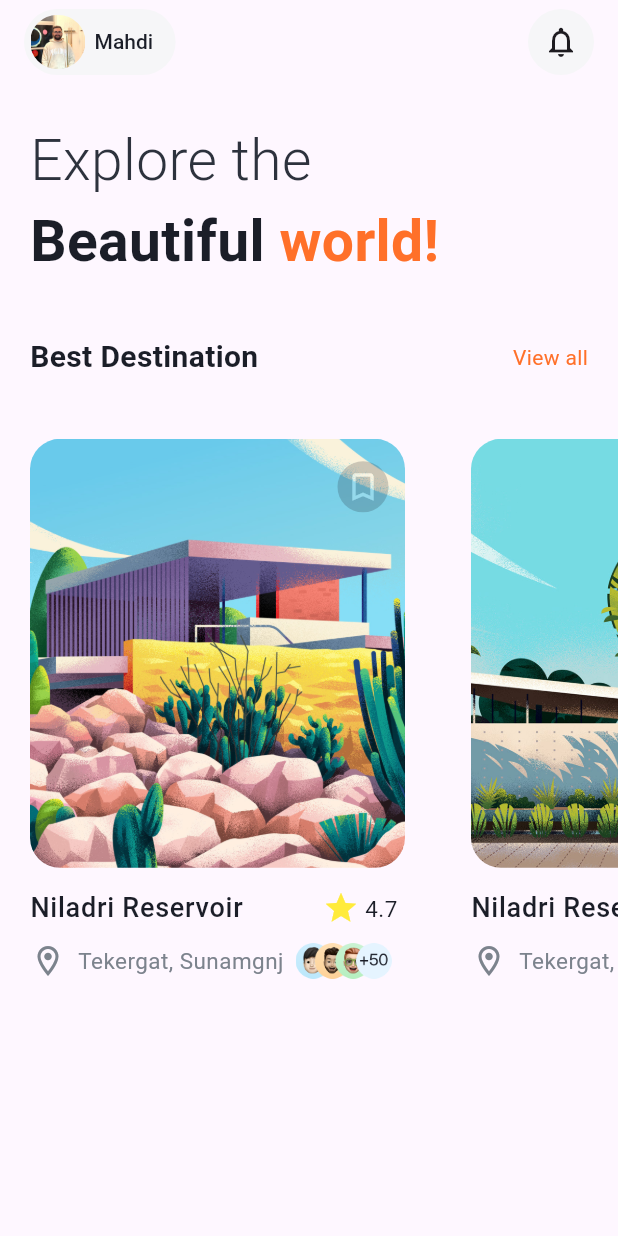
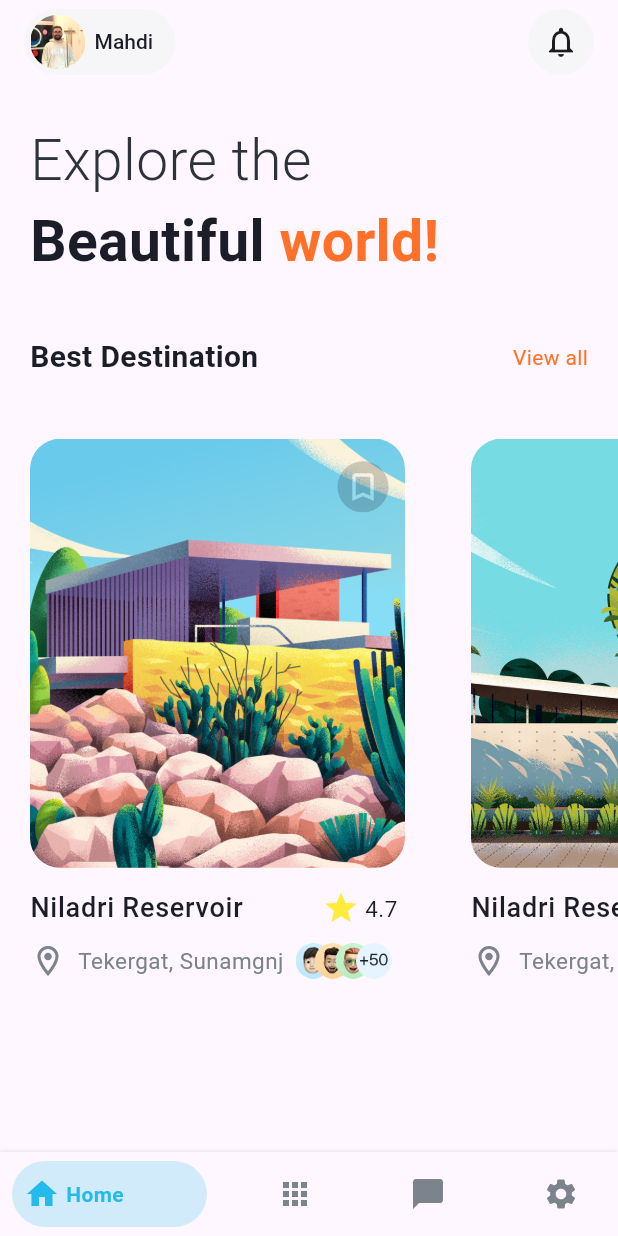
Before and after one commit to mahdinaghikhanii/Travelling-ui, a Flutter app: the screen it shows after launch, on a phone screen of 412 x 824 dp. Run offline on Flutter 3.47's test engine with Material 3 defaults, Android fonts, the phone set to English and light mode, and no system bars; drawn by our look-alikes of bottom_navy_bar; our stand-ins replace readmore; Roboto replaces fonts that are missing (SF UI Display).

Commit message:
fix problems

```diff
--- a/lib/main.dart
+++ b/lib/main.dart
@@ -21,6 +21,6 @@
           colorScheme: ColorScheme.fromSeed(seedColor: Colors.deepPurple),
           useMaterial3: true,
         ),
-        home: const HomePage());
+        home: const NavBarPages());
   }
 }
```
Also changed, not shown: lib/pages/detail/deatil.dart (+10 -1 lines).
